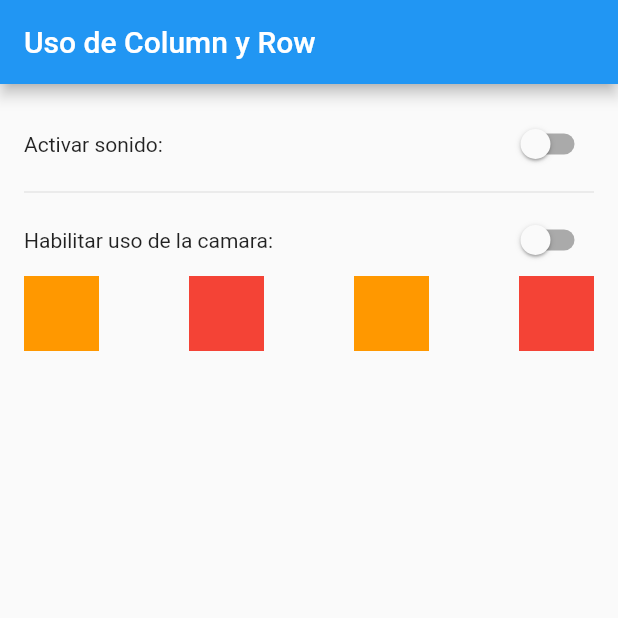
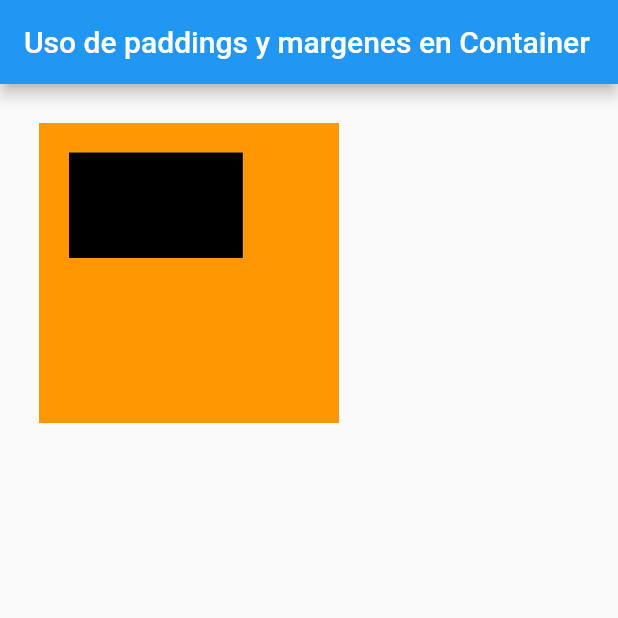
Before and after one commit to soyyjorgito/flutterapp, a Flutter app: the screen it shows after launch, on a phone screen of 412 x 824 dp, the top half of it. Run offline on Flutter 3.47's test engine with Material 2 defaults, Android fonts, the phone set to English and light mode, and no system bars.

Commit message:
Padding y Margenes

```diff
--- a/lib/main.dart
+++ b/lib/main.dart
@@ -11,37 +11,27 @@ class MyApp extends StatelessWidget {
       title: 'Material App',
       home: Scaffold(
         appBar: AppBar(
-            title: const Text('Uso de Column y Row'),
+          title: const Text('Uso de paddings y margenes en Container'),
         ),
         body: Padding(
           padding: const EdgeInsets.all(16.0),
-            child: Column(
-              children: <Widget>[
-                Row(
-                  children: <Widget>[
-                    const Expanded(child: Text("Activar sonido:")),
-                    Switch(value: false, onChanged: (value) {})
-                  ],
+          child: Container(
+            width:200,
+            height:200,
+            color: Colors.orange,
+            margin: const EdgeInsets.all(10),
+            padding: const EdgeInsets.all(20),
+
+            child: const Text(
+              "-------",
+                style: TextStyle(
+                backgroundColor: Colors.black,
+                fontSize: 60
               ),
-                const Divider(),
-                Row(
-                  children: <Widget>[
-                    const Expanded(child: Text("Habilitar uso de la camara:")),
-                    Switch(value: false, onChanged: (value) {})
-                  ],
             ),
-                Row(
-                  mainAxisAlignment: MainAxisAlignment.spaceBetween,
-                  children: <Widget>[
-                    Container(height:50,width:50,color: Colors.orange),
-                    Container(height:50,width:50,color: Colors.red),
-                    Container(height:50,width:50,color: Colors.orange),
-                    Container(height:50,width:50,color: Colors.red),
-                  ],
           ),
-              ],
         ),
-          )),
+      ),
     );
   }
 }
```
Lines whose indentation alone changed are shown as unchanged.
